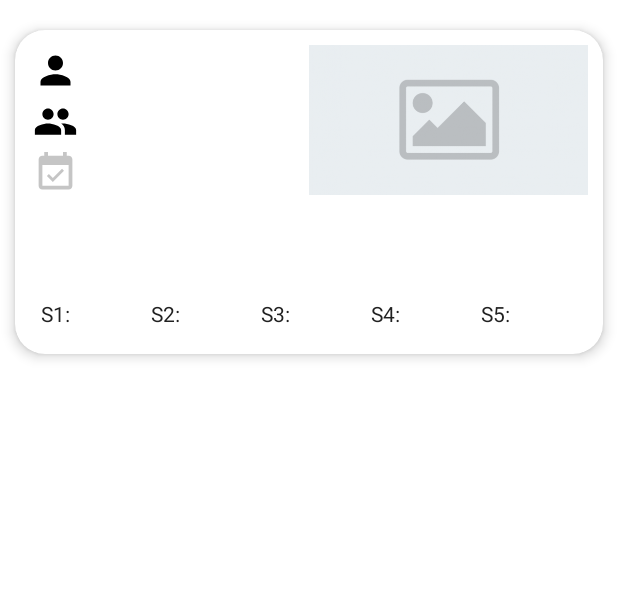
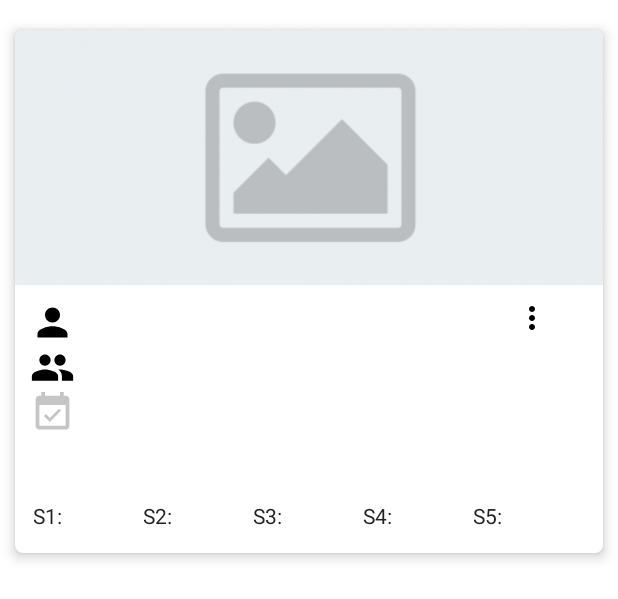
Before and after one commit to irvinjoao19/FiveSYS, an Android app: the layout cardview_observaciones.xml on its own in the app's theme, with its tools: preview values and no code run, on a phone screen of 412 x 824 dp. Shown: the top 599 px of the screen. Run offline under Robolectric (Android 15) with nearby library versions, the phone set to English and light mode, and no system bars; network calls fail.

Commit message:
changes irvin

```diff
--- a/app/src/main/java/com/fivesys/alphamanufacturas/fivesys/views/adapters/ObservacionAdapter.kt
+++ b/app/src/main/java/com/fivesys/alphamanufacturas/fivesys/views/adapters/ObservacionAdapter.kt
@@ -59,6 +59,7 @@ class ObservacionAdapter(private var detalles: RealmResults<Detalle>, private va
         private val imageViewCategoria: ImageView = itemView.findViewById(R.id.imageViewCategoria)
         private val imageViewComponente: ImageView = itemView.findViewById(R.id.imageViewComponente)
         private val imageViewAspectoObservado: ImageView = itemView.findViewById(R.id.imageViewAspectoObservado)
+        private val imageViewOption: ImageView = itemView.findViewById(R.id.imageViewOption)
 
         private val progressBar: ProgressBar = itemView.findViewById(R.id.progressBar)
 
@@ -88,6 +89,7 @@ class ObservacionAdapter(private var detalles: RealmResults<Detalle>, private va
                 imageViewCategoria.setColorFilter(ContextCompat.getColor(itemView.context, R.color.colorAmarrillo), android.graphics.PorterDuff.Mode.SRC_IN)
                 imageViewComponente.setColorFilter(ContextCompat.getColor(itemView.context, R.color.colorAmarrillo), android.graphics.PorterDuff.Mode.SRC_IN)
                 imageViewAspectoObservado.setColorFilter(ContextCompat.getColor(itemView.context, R.color.colorAmarrillo), android.graphics.PorterDuff.Mode.SRC_IN)
+                imageViewOption.setColorFilter(ContextCompat.getColor(itemView.context, R.color.colorWhite), android.graphics.PorterDuff.Mode.SRC_IN)
             } else {
                 textViewCategoria.setTextColor(ContextCompat.getColor(itemView.context, R.color.colorAzul))
                 textViewComponente.setTextColor(ContextCompat.getColor(itemView.context, R.color.colorAzul))
@@ -124,39 +126,39 @@ class ObservacionAdapter(private var detalles: RealmResults<Detalle>, private va
             textViewS4.text = d.S4.toString()
             textViewS5.text = d.S5.toString()
 
-            val url = ConexionRetrofit.BaseUrl + d.Url
+
+            val f = File(Environment.getExternalStorageDirectory(), Util.FolderImg + "/" + d.Url)
             Picasso.get()
-                    .load(url)
+                    .load(f)
                     .into(imageViewPhoto, object : Callback {
                         override fun onSuccess() {
                             progressBar.visibility = View.GONE
                         }
 
                         override fun onError(e: Exception) {
-                            val f = File(Environment.getExternalStorageDirectory(), Util.FolderImg + "/" + d.Url)
+                            val url = ConexionRetrofit.BaseUrl + d.Url
                             Picasso.get()
-                                    .load(f)
+                                    .load(url)
                                     .into(imageViewPhoto, object : Callback {
                                         override fun onSuccess() {
                                             progressBar.visibility = View.GONE
                                         }
 
                                         override fun onError(e: Exception) {
+
                                             progressBar.visibility = View.GONE
                                             imageViewPhoto.setImageResource(R.drawable.photo_error)
                                         }
                                     })
                         }
                     })
-            imageViewPhoto.setOnClickListener { listener.onItemClick(d, adapterPosition) }
-            itemView.setOnLongClickListener { v -> listener.onLongClick(d, v, adapterPosition) }
+
+            imageViewPhoto.setOnClickListener { v -> listener.onItemClick(d, v, adapterPosition) }
+            imageViewOption.setOnClickListener { v -> listener.onItemClick(d, v, adapterPosition) }
         }
-
     }
 
     interface OnItemClickListener {
-        fun onItemClick(detalle: Detalle, position: Int)
-
-        fun onLongClick(d: Detalle, v: View, position: Int): Boolean
+        fun onItemClick(d: Detalle, v: View, position: Int)
     }
 }
--- a/app/src/main/java/com/fivesys/alphamanufacturas/fivesys/views/adapters/PuntosFijosAdapter.kt
+++ b/app/src/main/java/com/fivesys/alphamanufacturas/fivesys/views/adapters/PuntosFijosAdapter.kt
@@ -44,18 +44,19 @@ class PuntosFijosAdapter(private var puntosFijos: RealmList<PuntosFijosHeader>,
         internal fun bind(p: PuntosFijosHeader, listener: OnItemClickListener) {
 
             textViewTitulo.text = p.NPuntoFijo
-            val url = ConexionRetrofit.BaseUrl + p.Url
+
+            val f = File(Environment.getExternalStorageDirectory(), Util.FolderImg + "/" + p.Url)
             Picasso.get()
-                    .load(url)
+                    .load(f)
                     .into(imageViewPhoto, object : Callback {
                         override fun onSuccess() {
                             progressBar.visibility = View.GONE
                         }
 
                         override fun onError(e: Exception) {
-                            val urlPath = File(Environment.getExternalStorageDirectory(), Util.FolderImg + "/" + p.Url)
+                            val url = ConexionRetrofit.BaseUrl + p.Url
                             Picasso.get()
-                                    .load(urlPath)
+                                    .load(url)
                                     .into(imageViewPhoto, object : Callback {
                                         override fun onSuccess() {
                                             progressBar.visibility = View.GONE
@@ -68,9 +69,11 @@ class PuntosFijosAdapter(private var puntosFijos: RealmList<PuntosFijosHeader>,
                                     })
                         }
                     })
+
             imageViewPhoto.setOnLongClickListener { v -> listener.onLongClick(p, v, adapterPosition) }
         }
     }
+
 
     interface OnItemClickListener {
         fun onLongClick(p: PuntosFijosHeader, v: View, position: Int): Boolean
--- a/app/src/main/java/com/fivesys/alphamanufacturas/fivesys/views/fragments/ObservationFragment.kt
+++ b/app/src/main/java/com/fivesys/alphamanufacturas/fivesys/views/fragments/ObservationFragment.kt
@@ -4,10 +4,7 @@ import android.annotation.SuppressLint
 import android.content.Context
 import android.os.Bundle
 import android.os.Environment
-import android.view.LayoutInflater
-import android.view.Menu
-import android.view.View
-import android.view.ViewGroup
+import android.view.*
 import android.widget.*
 import androidx.appcompat.app.AlertDialog
 import androidx.appcompat.view.ContextThemeWrapper
@@ -101,13 +98,11 @@ class ObservationFragment : Fragment(), View.OnClickListener {
                 observacionAdapter.notifyDataSetChanged()
             }
             observacionAdapter = ObservacionAdapter(a, R.layout.cardview_observaciones, object : ObservacionAdapter.OnItemClickListener {
-                override fun onLongClick(d: Detalle, v: View, position: Int): Boolean {
-                    showPopupMenu(d, v, context!!)
-                    return false
-                }
-
-                override fun onItemClick(detalle: Detalle, position: Int) {
-                    showPhoto(detalle.Url)
+                override fun onItemClick(d: Detalle, v: View, position: Int) {
+                    when (v.id) {
+                        R.id.imageViewPhoto -> showPhoto(d.Url)
+                        R.id.imageViewOption -> showPopupMenu(d, v, context!!)
+                    }
                 }
             })
             recyclerView.itemAnimator = DefaultItemAnimator()
@@ -164,7 +159,7 @@ class ObservationFragment : Fragment(), View.OnClickListener {
     }
 
     private fun showPopupMenu(d: Detalle, v: View, context: Context) {
-        val popupMenu = PopupMenu(context, v)
+        val popupMenu = PopupMenu(context, v, Gravity.BOTTOM)
         popupMenu.menu.add(0, Menu.FIRST, 0, getText(R.string.edit))
         popupMenu.menu.add(1, Menu.FIRST + 1, 1, getText(R.string.eliminar))
         popupMenu.setOnMenuItemClickListener { item ->
--- /dev/null
+++ b/app/src/main/res/drawable/ic_menu.xml
@@ -0,0 +1,9 @@
+<vector xmlns:android="http://schemas.android.com/apk/res/android"
+        android:width="24dp"
+        android:height="24dp"
+        android:viewportWidth="24.0"
+        android:viewportHeight="24.0">
+    <path
+        android:fillColor="#FF000000"
+        android:pathData="M12,8c1.1,0 2,-0.9 2,-2s-0.9,-2 -2,-2 -2,0.9 -2,2 0.9,2 2,2zM12,10c-1.1,0 -2,0.9 -2,2s0.9,2 2,2 2,-0.9 2,-2 -0.9,-2 -2,-2zM12,16c-1.1,0 -2,0.9 -2,2s0.9,2 2,2 2,-0.9 2,-2 -0.9,-2 -2,-2z"/>
+</vector>
--- a/app/src/main/res/layout/cardview_observaciones.xml
+++ b/app/src/main/res/layout/cardview_observaciones.xml
@@ -8,32 +8,59 @@
     android:layout_marginLeft="10dp"
     android:layout_marginTop="20dp"
     android:layout_marginRight="10dp"
-    card_view:cardCornerRadius="20dp"
+    card_view:cardCornerRadius="5dp"
     card_view:cardElevation="5dp"
     card_view:cardMaxElevation="5dp">
+
+
+    <LinearLayout
+        android:layout_width="match_parent"
+        android:layout_height="wrap_content"
+        android:orientation="vertical">
+
+        <LinearLayout
+            android:layout_width="match_parent"
+            android:layout_height="wrap_content"
+            android:layout_gravity="center"
+            android:orientation="horizontal">
+
+            <ProgressBar
+                android:id="@+id/progressBar"
+                android:layout_width="match_parent"
+                android:layout_height="wrap_content"
+                android:layout_gravity="center_vertical"
+                android:visibility="gone" />
+
+            <ImageView
+                android:id="@+id/imageViewPhoto"
+                android:layout_width="fill_parent"
+                android:layout_height="170dp"
+                android:adjustViewBounds="true"
+                android:contentDescription="@string/img"
+                android:scaleType="centerCrop"
+                android:src="@drawable/photo_error"
+                tools:ignore="NestedWeights" />
+        </LinearLayout>
 
         <LinearLayout
             android:layout_width="match_parent"
             android:layout_height="wrap_content"
             android:orientation="vertical"
-        android:padding="10dp">
-
-        <LinearLayout
-            android:layout_width="match_parent"
-            android:layout_height="match_parent"
-            android:baselineAligned="false"
-            android:orientation="horizontal">
-
-            <LinearLayout
-                android:layout_width="0dp"
-                android:layout_height="match_parent"
-                android:layout_weight="0.5"
-                android:orientation="vertical">
+            android:paddingLeft="10dp"
+            android:paddingTop="10dp"
+            android:paddingRight="10dp"
+            android:paddingBottom="15dp">
 
             <LinearLayout
                 android:layout_width="match_parent"
                 android:layout_height="wrap_content"
-                    android:layout_margin="2dp"
+                android:orientation="horizontal"
+                tools:ignore="UseCompoundDrawables">
+
+                <LinearLayout
+                    android:layout_width="0dp"
+                    android:layout_height="wrap_content"
+                    android:layout_weight="0.8"
                     android:orientation="horizontal"
                     tools:ignore="UseCompoundDrawables">
 
@@ -46,17 +73,34 @@
 
                     <TextView
                         android:id="@+id/textViewCategoria"
-                        android:layout_width="wrap_content"
+                        android:layout_width="match_parent"
                         android:layout_height="wrap_content"
                         android:layout_margin="5dp"
                         android:textColor="@color/primary_text" />
+                </LinearLayout>
 
+
+                <LinearLayout
+                    android:layout_width="0dp"
+                    android:layout_height="wrap_content"
+                    android:layout_weight="0.2"
+                    android:gravity="center"
+                    android:orientation="horizontal"
+                    tools:ignore="UseCompoundDrawables">
+
+                    <ImageView
+                        android:id="@+id/imageViewOption"
+                        android:layout_width="wrap_content"
+                        android:layout_height="wrap_content"
+                        android:layout_gravity="center"
+                        android:contentDescription="@string/img"
+                        android:src="@drawable/ic_menu" />
+                </LinearLayout>
             </LinearLayout>
 
             <LinearLayout
                 android:layout_width="match_parent"
                 android:layout_height="wrap_content"
-                    android:layout_margin="2dp"
                 android:orientation="horizontal"
                 tools:ignore="UseCompoundDrawables">
 
@@ -78,7 +122,6 @@
             <LinearLayout
                 android:layout_width="match_parent"
                 android:layout_height="wrap_content"
-                    android:layout_margin="2dp"
                 android:orientation="horizontal"
                 tools:ignore="UseCompoundDrawables">
 
@@ -96,57 +139,33 @@
                     android:layout_margin="5dp"
                     android:textColor="@color/primary_text" />
             </LinearLayout>
-            </LinearLayout>
-
-            <LinearLayout
-                android:layout_width="0dp"
-                android:layout_height="match_parent"
-                android:layout_gravity="center"
-                android:layout_weight="0.5"
-                android:orientation="horizontal">
-
-                <ProgressBar
-                    android:id="@+id/progressBar"
-                    android:layout_width="match_parent"
-                    android:layout_height="wrap_content"
-                    android:layout_gravity="center_vertical"
-                    android:visibility="gone" />
-
-                <ImageView
-                    android:id="@+id/imageViewPhoto"
-                    android:layout_width="fill_parent"
-                    android:layout_height="100dp"
-                    android:adjustViewBounds="true"
-                    android:contentDescription="@string/img"
-                    android:scaleType="centerCrop"
-                    android:src="@drawable/photo_error"
-                    tools:ignore="NestedWeights" />
-            </LinearLayout>
-        </LinearLayout>
 
             <TextView
                 android:id="@+id/textViewNombre"
                 android:layout_width="match_parent"
                 android:layout_height="wrap_content"
-            android:layout_marginTop="5dp"
-            android:layout_marginBottom="5dp" />
+                android:paddingLeft="2dp"
+                android:paddingRight="2dp" />
 
             <TextView
                 android:id="@+id/textViewDetalle"
                 android:layout_width="match_parent"
                 android:layout_height="wrap_content"
-            android:layout_marginTop="5dp"
-            android:layout_marginBottom="5dp"
                 android:ellipsize="end"
-            android:lines="2"
-            android:singleLine="true" />
+                android:maxLines="5"
+                android:paddingLeft="2dp"
+                android:paddingRight="2dp"
+                android:paddingBottom="5dp" />
 
             <LinearLayout
                 android:layout_width="match_parent"
                 android:layout_height="wrap_content"
-            android:layout_margin="2dp"
+                android:layout_gravity="center"
                 android:baselineAligned="false"
-            android:orientation="horizontal">
+                android:gravity="center"
+                android:orientation="horizontal"
+                android:paddingLeft="2dp"
+                android:paddingRight="2dp">
 
                 <LinearLayout
                     android:layout_width="0dp"
@@ -158,7 +177,6 @@
                         android:id="@+id/textViewTitleS1"
                         android:layout_width="wrap_content"
                         android:layout_height="wrap_content"
-                    android:layout_margin="5dp"
                         android:text="@string/s1"
                         android:textColor="@color/primary_text" />
 
@@ -166,7 +184,7 @@
                         android:id="@+id/textViewS1"
                         android:layout_width="wrap_content"
                         android:layout_height="wrap_content"
-                    android:layout_margin="5dp"
+
                         android:textColor="@color/secondary_text" />
                 </LinearLayout>
 
@@ -180,7 +198,7 @@
                         android:id="@+id/textViewTitleS2"
                         android:layout_width="wrap_content"
                         android:layout_height="wrap_content"
-                    android:layout_margin="5dp"
+
                         android:text="@string/s2"
                         android:textColor="@color/primary_text" />
 
@@ -188,7 +206,7 @@
                         android:id="@+id/textViewS2"
                         android:layout_width="wrap_content"
                         android:layout_height="wrap_content"
-                    android:layout_margin="5dp"
+
                         android:textColor="@color/secondary_text" />
                 </LinearLayout>
 
@@ -202,7 +220,7 @@
                         android:id="@+id/textViewTitleS3"
                         android:layout_width="wrap_content"
                         android:layout_height="wrap_content"
-                    android:layout_margin="5dp"
+
                         android:text="@string/s3"
                         android:textColor="@color/primary_text" />
 
@@ -210,7 +228,7 @@
                         android:id="@+id/textViewS3"
                         android:layout_width="wrap_content"
                         android:layout_height="wrap_content"
-                    android:layout_margin="5dp"
+
                         android:textColor="@color/secondary_text" />
                 </LinearLayout>
 
@@ -224,7 +242,7 @@
                         android:id="@+id/textViewTitleS4"
                         android:layout_width="wrap_content"
                         android:layout_height="wrap_content"
-                    android:layout_margin="5dp"
+
                         android:text="@string/s4"
                         android:textColor="@color/primary_text" />
 
@@ -232,7 +250,7 @@
                         android:id="@+id/textViewS4"
                         android:layout_width="wrap_content"
                         android:layout_height="wrap_content"
-                    android:layout_margin="5dp"
+
                         android:textColor="@color/secondary_text" />
                 </LinearLayout>
 
@@ -246,7 +264,7 @@
                         android:id="@+id/textViewTitleS5"
                         android:layout_width="wrap_content"
                         android:layout_height="wrap_content"
-                    android:layout_margin="5dp"
+
                         android:text="@string/s5"
                         android:textColor="@color/primary_text" />
 
@@ -254,9 +272,10 @@
                         android:id="@+id/textViewS5"
                         android:layout_width="wrap_content"
                         android:layout_height="wrap_content"
-                    android:layout_margin="5dp"
+
                         android:textColor="@color/secondary_text" />
                 </LinearLayout>
             </LinearLayout>
         </LinearLayout>
+    </LinearLayout>
 </com.google.android.material.card.MaterialCardView>
```
Lines whose indentation alone changed are shown as unchanged.
